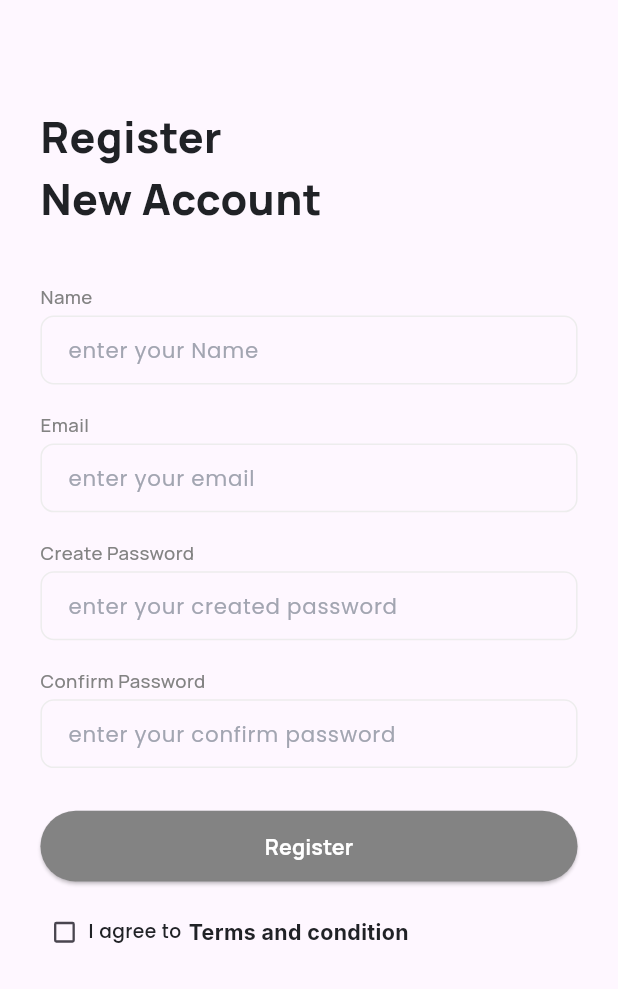
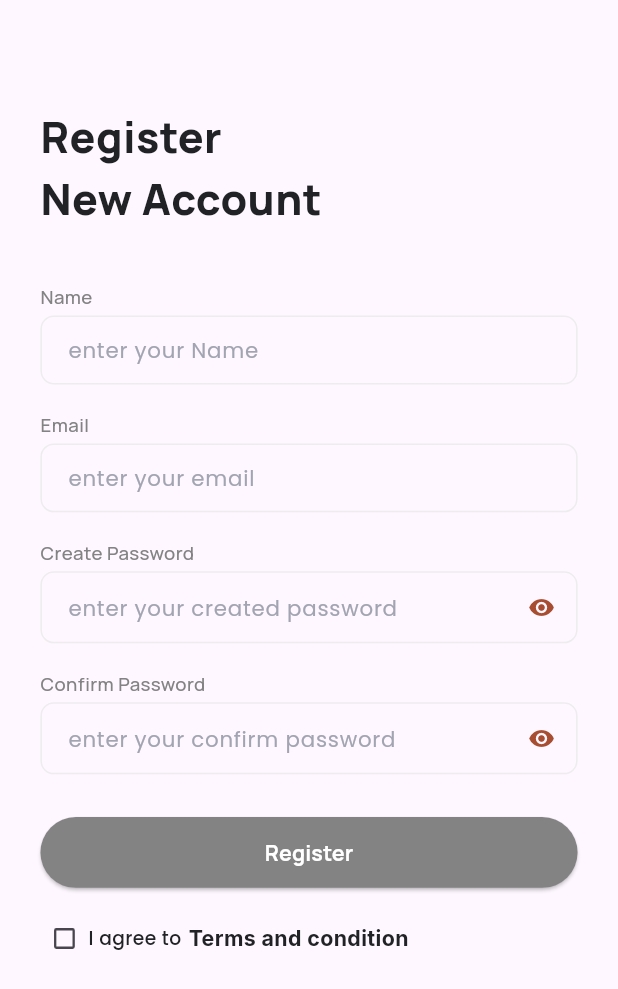
Before and after one commit to akash2058/lmsapp, a Flutter app: the screen it shows after launch, after a tap on "Register", on a phone screen of 412 x 824 dp. Shown: the top 989 px of the screen. Run offline on Flutter 3.47's test engine with Material 3 defaults, Android fonts, the phone set to English and light mode, and no system bars; our stand-ins replace dotted_border, flutter_screenutil, flutter_svg, flutter_widget_from_html, google_fonts, pinput and 1 more; accounts and stored records are empty; network calls fail; project files that could hold a hidden picture were left out.

Commit message:
new changes

```diff
--- a/lib/customwidgets/customtextformfield.dart
+++ b/lib/customwidgets/customtextformfield.dart
@@ -39,12 +39,12 @@ class CustomFormField extends StatelessWidget {
         validator: validation ?? (value) => null,
         decoration: InputDecoration(
           // errorText: 'Wrong creds',
-          // errorStyle: ,
+          errorStyle: paymentpricestyle,
           contentPadding:
               EdgeInsets.symmetric(horizontal: 15.w, vertical: 14.h),
           isDense: true,
           hintText: hint,
-          enabled: true,
+
           disabledBorder: OutlineInputBorder(
             borderRadius: BorderRadius.circular(10.r),
             borderSide: const BorderSide(color: AppColors.primarylightgrey),
--- a/lib/views/authentication_pages/login_page/login_page.dart
+++ b/lib/views/authentication_pages/login_page/login_page.dart
@@ -93,7 +93,7 @@ class _LoginPageState extends State<LoginPage> {
                       ),
                       hidepassword: auth.hideenterpassword,
                       controller: auth.passwordcontroller,
-                      // validation: validatePassword,
+                      validation: validatePassword,
                       maxlines: 1,
                       hint: 'Enter Your Password'),
                   AppSizeBox.defaultHeight,
--- a/lib/views/authentication_pages/register_page/register_page.dart
+++ b/lib/views/authentication_pages/register_page/register_page.dart
@@ -1,17 +1,14 @@
 import 'package:flutter/material.dart';
 import 'package:flutter_screenutil/flutter_screenutil.dart';
 import 'package:lmsapp/customwidgets/custombutton.dart';
-import 'package:lmsapp/customwidgets/customroute.dart';
 import 'package:lmsapp/customwidgets/customsmallbutton.dart';
 import 'package:lmsapp/customwidgets/customtextformfield.dart';
 import 'package:lmsapp/utilities/appcolors.dart';
-import 'package:lmsapp/utilities/appimages.dart';
 import 'package:lmsapp/utilities/defaultsize.dart';
 import 'package:lmsapp/utilities/textstyle.dart';
 import 'package:lmsapp/utilities/textvalidation.dart';
 import 'package:lmsapp/views/authentication_pages/authenticationcontroller.dart';
-import 'package:lmsapp/views/authentication_pages/login_page/login_page.dart';
-import 'package:lmsapp/views/authentication_pages/otpscreen/otpscreen.dart';
+
 import 'package:provider/provider.dart';
 
 class RegisterPage extends StatefulWidget {
@@ -76,6 +73,17 @@ class _RegisterPageState extends State<RegisterPage> {
                     ),
                     AppSizeBox.defaultHeightforsplash,
                     CustomFormField(
+                        hidepassword: auth.hidecreatepasswords,
+                        suffix: GestureDetector(
+                            onTap: () {
+                              auth.hidecreatepassword();
+                            },
+                            child: Icon(
+                              auth.hidecreatepasswords == true
+                                  ? Icons.visibility_off
+                                  : Icons.visibility,
+                              color: AppColors.primarybrown,
+                            )),
                         validation: validatePassword,
                         controller: auth.passwordcontroller,
                         hint: 'enter your created password'),
@@ -88,6 +96,18 @@ class _RegisterPageState extends State<RegisterPage> {
                       height: 4.h,
                     ),
                     CustomFormField(
+                        hidepassword: auth.hideconfirmpassword,
+                        suffix: GestureDetector(
+                          onTap: () {
+                            auth.hideconfirmpasswords();
+                          },
+                          child: Icon(
+                            auth.hideconfirmpassword == true
+                                ? Icons.visibility_off
+                                : Icons.visibility,
+                            color: AppColors.primarybrown,
+                          ),
+                        ),
                         validation: validaterepeatPassword,
                         controller: auth.confirmpasswordcontroller,
                         hint: 'enter your confirm password'),
--- a/lib/views/menu_screens/home/components/courselist.dart
+++ b/lib/views/menu_screens/home/components/courselist.dart
@@ -2,7 +2,6 @@ import 'package:flutter/material.dart';
 import 'package:flutter_screenutil/flutter_screenutil.dart';
 import 'package:lmsapp/customwidgets/customcard.dart';
 import 'package:lmsapp/customwidgets/customroute.dart';
-import 'package:lmsapp/utilities/appimages.dart';
 import 'package:lmsapp/views/menu_screens/home/landingpages/poplutarcourselandingpage/popularcourselandingpage.dart';
 import 'package:lmsapp/views/menucard/main_menu_providers.dart';
 import 'package:provider/provider.dart';
@@ -25,13 +24,12 @@ class PopularCourseList extends StatelessWidget {
             itemCount: main.home?.data?.featuredCourse?.length ?? 0,
             itemBuilder: (context, index) {
               var data = main.home?.data?.popularCourse?[index];
-              // Ensure coursePrice and salePrice are non-nullable
               int coursePrice = data?.coursePrice ?? 0;
               int salePrice = data?.salePrice ?? 0;
 
-              // Calculate discount amount and percentage
               int discountAmount = coursePrice - salePrice;
               double percentage = (discountAmount / coursePrice) * 100;
+              String onlypercent = percentage.toStringAsFixed(0);
 
               return CoursesCard(
                 img: '${main.home?.data?.baseUrl}/${data?.image}',
@@ -40,7 +38,7 @@ class PopularCourseList extends StatelessWidget {
                     '${main.home?.data?.featuredCourse?[index].playlistsCount} Lessons',
                 duration:
                     '${main.home?.data?.popularCourse?[index].courseTime ?? ''} min',
-                discount: '${percentage}% OFF',
+                discount: 'off $onlypercent',
                 discountprice: '5000',
                 price:
                     'INR${main.home?.data?.popularCourse?[index].coursePrice ?? ''}',
--- a/lib/views/menu_screens/home/components/reviewlist.dart
+++ b/lib/views/menu_screens/home/components/review_list.dart
@@ -1,7 +1,7 @@
 import 'package:flutter/cupertino.dart';
 import 'package:flutter_screenutil/flutter_screenutil.dart';
 import 'package:lmsapp/utilities/appimages.dart';
-import 'package:lmsapp/views/menu_screens/home/components/reviewcard.dart';
+import 'package:lmsapp/views/menu_screens/home/components/review_card.dart';
 import 'package:lmsapp/views/menucard/main_menu_providers.dart';
 import 'package:provider/provider.dart';
 
--- a/lib/views/menu_screens/home/components/upcomingtestlist.dart
+++ b/lib/views/menu_screens/home/components/upcoming_testlist.dart
@@ -24,6 +24,10 @@ class FeaturedCourse extends StatelessWidget {
             // Calculate discount amount and percentage
             int discountAmount = coursePrice - salePrice;
             double percentage = (discountAmount / coursePrice) * 100;
+            String discountpercent = percentage.toStringAsFixed(0);
+            discountpercent =
+                discountpercent.substring(0, discountpercent.length - 0);
+
             return CoursesCard(
                 img: '${main.home?.data?.baseUrl}/${data?.image}',
                 coursetitle: main.home?.data?.featuredCourse?[index].category
@@ -32,7 +36,7 @@ class FeaturedCourse extends StatelessWidget {
                 lessons:
                     '${main.home?.data?.featuredCourse?[index].playlistsCount} lessons',
                 duration: '${data?.courseTime} min',
-                discount: percentage.hashCode.runtimeType.toString(),
+                discount: 'off$discountpercent',
                 discountprice: '${data?.salePrice}',
                 price:
                     'INR ${main.home?.data?.featuredCourse?[index].coursePrice}',
--- a/lib/views/menu_screens/home/landingpages/poplutarcourselandingpage/components/coursereviewlist.dart
+++ b/lib/views/menu_screens/home/landingpages/poplutarcourselandingpage/components/coursereviewlist.dart
@@ -1,7 +1,7 @@
 import 'package:flutter/material.dart';
 import 'package:flutter_screenutil/flutter_screenutil.dart';
 import 'package:lmsapp/utilities/appimages.dart';
-import 'package:lmsapp/views/menu_screens/home/components/reviewcard.dart';
+import 'package:lmsapp/views/menu_screens/home/components/review_card.dart';
 
 class CourseReviewList extends StatelessWidget {
   const CourseReviewList({
--- a/lib/views/menu_screens/home/landingpages/poplutarcourselandingpage/popularcourselandingpage.dart
+++ b/lib/views/menu_screens/home/landingpages/poplutarcourselandingpage/popularcourselandingpage.dart
@@ -5,7 +5,7 @@ import 'package:flutter_screenutil/flutter_screenutil.dart';
 import 'package:lmsapp/customwidgets/custombutton.dart';
 import 'package:lmsapp/customwidgets/customexpansiontile.dart';
 import 'package:lmsapp/utilities/appcolors.dart';
-import 'package:lmsapp/views/menu_screens/home/components/reviewcard.dart';
+import 'package:lmsapp/views/menu_screens/home/components/review_card.dart';
 import 'package:lmsapp/views/menu_screens/home/landingpages/poplutarcourselandingpage/components/aboutcard.dart';
 import 'package:lmsapp/views/menu_screens/home/landingpages/poplutarcourselandingpage/components/coursereviewlist.dart';
 import 'package:lmsapp/views/menu_screens/home/landingpages/poplutarcourselandingpage/components/customlessontext.dart';
--- a/lib/views/menu_screens/profie/profilepages/purchasecoursepage.dart
+++ b/lib/views/menu_screens/profie/profilepages/purchasecoursepage.dart
@@ -7,7 +7,7 @@ import 'package:lmsapp/customwidgets/customroute.dart';
 import 'package:lmsapp/utilities/appcolors.dart';
 import 'package:lmsapp/utilities/appimages.dart';
 import 'package:lmsapp/utilities/textstyle.dart';
-import 'package:lmsapp/views/menu_screens/home/components/customupcommingtestcard.dart';
+import 'package:lmsapp/views/menu_screens/home/components/custom_upcomming_testcard.dart';
 import 'package:lmsapp/views/menu_screens/profie/components/purchasecard.dart';
 import 'package:lmsapp/views/menu_screens/profie/profilepages/landingpages/purchasedcourselandingpage.dart';
 
```
Also changed, not shown: lib/utilities/textvalidation.dart (+5 -5 lines), lib/views/authentication_pages/authenticationcontroller.dart (+16 -12 lines), lib/views/menu_screens/home/homescreen.dart (+6 -6 lines), lib/views/menu_screens/home/components/added_courselist.dart (renamed from lib/views/menu_screens/home/components/addedcourselist.dart), lib/views/menu_screens/home/components/course_title.dart (renamed from lib/views/menu_screens/home/components/coursetitle.dart), lib/views/menu_screens/home/components/custom_upcomming_testcard.dart (renamed from lib/views/menu_screens/home/components/customupcommingtestcard.dart), lib/views/menu_screens/home/components/lms_slider.dart (renamed from lib/views/menu_screens/home/components/lmslider.dart), lib/views/menu_screens/home/components/review_card.dart (renamed from lib/views/menu_screens/home/components/reviewcard.dart), lib/views/menu_screens/home/components/slider_indicator.dart (renamed from lib/views/menu_screens/home/components/sliderindicator.dart).
